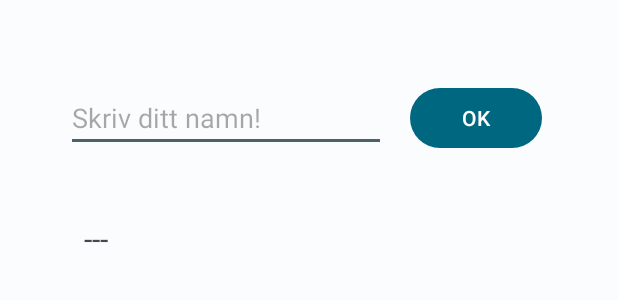
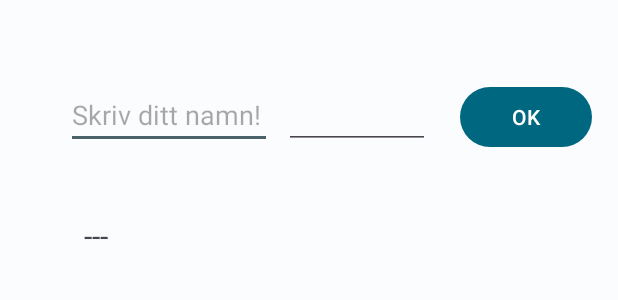
Before and after one commit to fw-23/sos23-exempel, an Android app: the layout activity_main.xml on its own in the app's theme, with its tools: preview values and no code run, on a phone screen of 412 x 824 dp. Shown: the top 300 px of the screen. Run offline under Robolectric (Android 15) with nearby library versions, the phone set to English and light mode, and no system bars.

Commit message:
lektion 5

```diff
--- a/app/src/main/AndroidManifest.xml
+++ b/app/src/main/AndroidManifest.xml
@@ -13,7 +13,8 @@
         tools:targetApi="31">
         <activity
             android:name=".MainActivity"
-            android:exported="true">
+            android:exported="true"
+            android:windowSoftInputMode="adjustPan|adjustResize">
             <intent-filter>
                 <action android:name="android.intent.action.MAIN" />
 
--- a/app/src/main/res/layout/activity_main.xml
+++ b/app/src/main/res/layout/activity_main.xml
@@ -14,13 +14,13 @@
         android:layout_marginTop="44dp"
         android:text="---"
         android:textSize="20sp"
-        app:layout_constraintStart_toStartOf="@+id/editTextName"
-        app:layout_constraintTop_toBottomOf="@+id/editTextName" />
+        app:layout_constraintStart_toStartOf="@+id/dataName"
+        app:layout_constraintTop_toBottomOf="@+id/dataName" />
 
     <EditText
-        android:id="@+id/editTextName"
-        android:layout_width="wrap_content"
-        android:layout_height="wrap_content"
+        android:id="@+id/dataName"
+        android:layout_width="137dp"
+        android:layout_height="43dp"
         android:layout_marginStart="44dp"
         android:layout_marginTop="56dp"
         android:ems="10"
@@ -33,12 +33,12 @@
         android:id="@+id/button"
         android:layout_width="wrap_content"
         android:layout_height="wrap_content"
-        android:layout_marginStart="16dp"
+        android:layout_marginStart="20dp"
         android:onClick="calculate"
         android:text="OK"
-        app:layout_constraintBottom_toBottomOf="@+id/editTextName"
-        app:layout_constraintStart_toEndOf="@+id/editTextName"
-        app:layout_constraintTop_toTopOf="@+id/editTextName" />
+        app:layout_constraintBottom_toBottomOf="@+id/dataName"
+        app:layout_constraintStart_toEndOf="@+id/dataValue"
+        app:layout_constraintTop_toTopOf="@+id/dataName" />
 
     <androidx.recyclerview.widget.RecyclerView
         android:id="@+id/dataItemsRecyclerView"
@@ -50,4 +50,17 @@
         app:layout_constraintEnd_toEndOf="parent"
         app:layout_constraintStart_toStartOf="parent" />
 
+    <EditText
+        android:id="@+id/dataValue"
+        android:layout_width="97dp"
+        android:layout_height="43dp"
+        android:layout_marginStart="8dp"
+        android:ems="10"
+        android:inputType="numberDecimal"
+        android:textSize="18sp"
+        app:layout_constraintBottom_toBottomOf="@+id/dataName"
+        app:layout_constraintStart_toEndOf="@+id/dataName"
+        app:layout_constraintTop_toTopOf="@+id/dataName"
+        app:layout_constraintVertical_bias="0.0" />
+
 </androidx.constraintlayout.widget.ConstraintLayout>
```
Also changed, not shown: app/src/main/java/fi/arcada/sos_23_exempel/MainActivity.java (+29 -46 lines).
